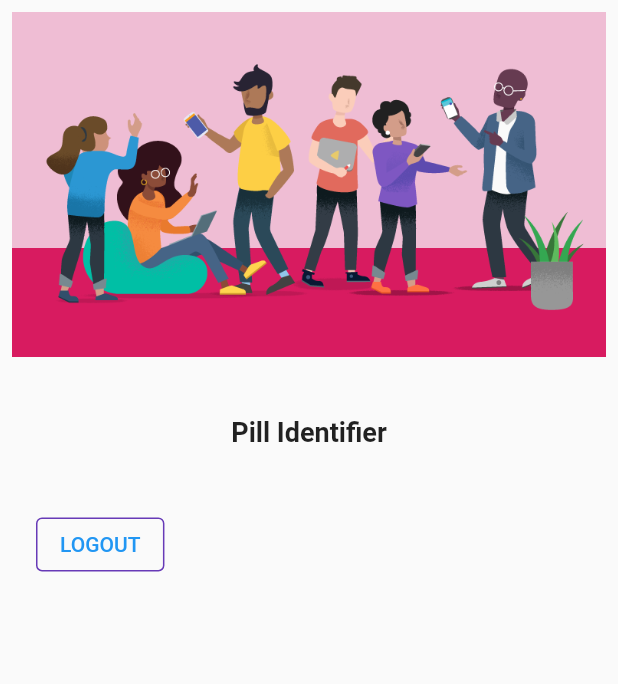
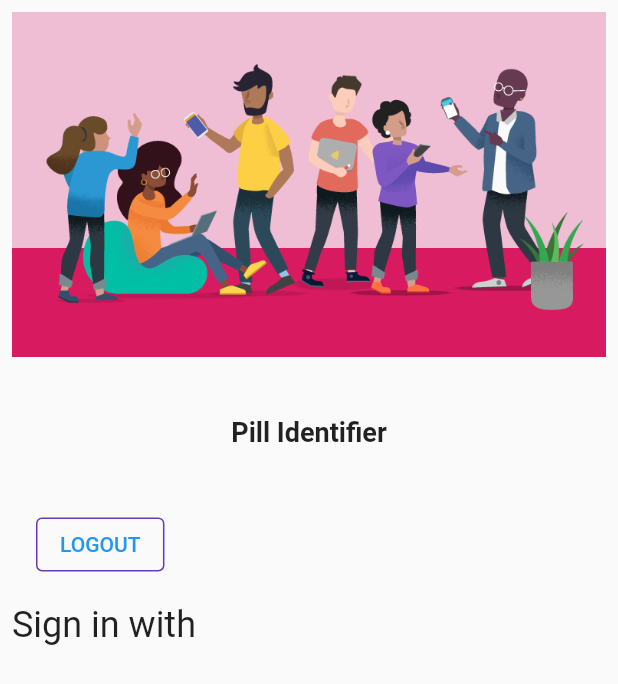
Before and after one commit to monkinng9/Pil_identifier, a Flutter app: the screen it shows once a user with an empty profile is signed in, on a phone screen of 412 x 824 dp. Shown: the top 684 px of the screen. Run offline on Flutter 3.47's test engine with Material 2 defaults, Android fonts, the phone set to English and light mode, and no system bars; our stand-ins replace firebase_auth, firebase_core, google_fonts, image_picker; accounts and stored records are empty.

Commit message:
Show email in LoggedIn state

```diff
--- a/Flutter/pill_identifier/lib/main.dart
+++ b/Flutter/pill_identifier/lib/main.dart
@@ -104,6 +104,15 @@ class HomePage extends StatelessWidget {
                 signOut: appState.signOut,
               ),
             ),
+            Consumer<ApplicationState>(
+              builder: (context, appState, _) => Column(
+                crossAxisAlignment: CrossAxisAlignment.start,
+                children: [
+                  if (appState.loginState ==
+                      ApplicationLoginState.loggedIn) ...[Profile()],
+                ],
+              ),
+            ),
           ],
         ),
       ),
@@ -199,3 +208,23 @@ class ApplicationState extends ChangeNotifier {
     FirebaseAuth.instance.signOut();
   }
 }
+
+class Profile extends StatefulWidget {
+  var email = FirebaseAuth.instance.currentUser!.email;
+
+  // const Profile({required this.email});
+
+  @override
+  State<Profile> createState() => _ProfileState();
+}
+
+class _ProfileState extends State<Profile> {
+  @override
+  Widget build(BuildContext context) {
+    return Row(
+      children: [
+        Header('Sign in with ${widget.email}'),
+      ],
+    );
+  }
+}
```
Also changed, not shown: 1 other file.
